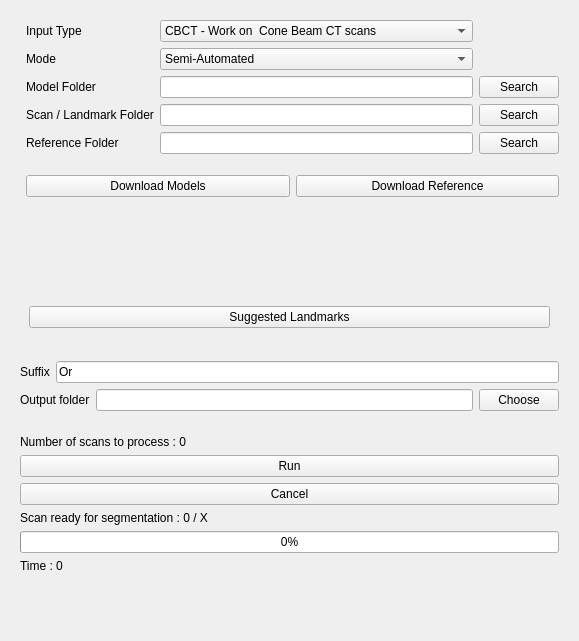
Above: ASO/Resources/UI/ASO.ui from lucanchling/ASO before the change. Below: the same form after it.
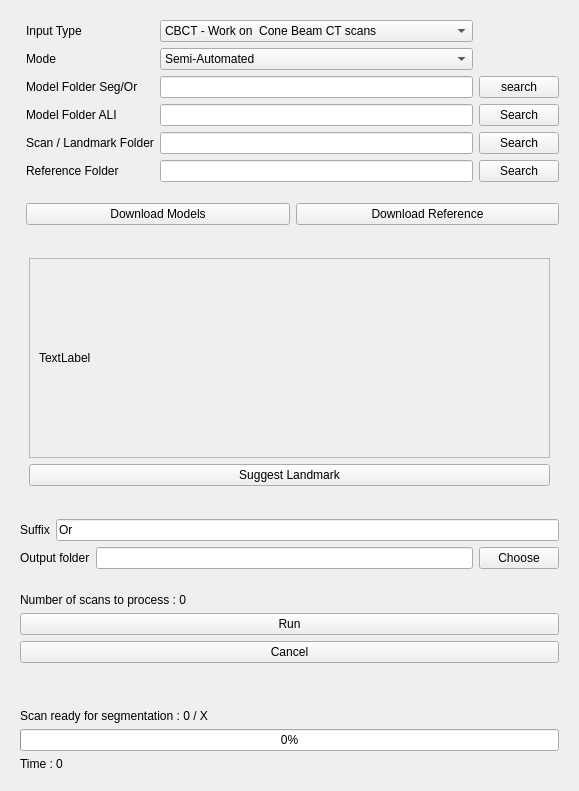
That is the form after the change. The open tabs and pages were chosen to show the change. Custom widgets are drawn as their Qt base class.

Commit message: ENH : add full IOS, progress bar for crownseg and aliios, manage error for cli

Diff of the .ui file:
```diff
--- a/ASO/Resources/UI/ASO.ui
+++ b/ASO/Resources/UI/ASO.ui
@@ -7,7 +7,7 @@
     <x>0</x>
     <y>0</y>
     <width>579</width>
-    <height>641</height>
+    <height>732</height>
    </rect>
   </property>
   <layout class="QVBoxLayout" name="verticalLayout">
@@ -37,10 +37,17 @@
               </property>
              </widget>
             </item>
+            <item>
+             <widget class="QLabel" name="label_7">
+              <property name="text">
+               <string>Model Folder Seg/Or</string>
+              </property>
+             </widget>
+            </item>
             <item>
              <widget class="QLabel" name="label_6">
               <property name="text">
-               <string>Model Folder</string>
+               <string>Model Folder ALI</string>
               </property>
              </widget>
             </item>
@@ -91,7 +98,10 @@
              </widget>
             </item>
             <item>
-             <widget class="QLineEdit" name="lineEditModelFolder"/>
+             <widget class="QLineEdit" name="lineEditModelSegOr"/>
+            </item>
+            <item>
+             <widget class="QLineEdit" name="lineEditModelAli"/>
             </item>
             <item>
              <widget class="QLineEdit" name="lineEditScanLmPath"/>
@@ -104,14 +114,21 @@
           <item>
            <layout class="QVBoxLayout" name="verticalLayout_6">
             <item>
-             <widget class="QLabel" name="label_4">
+             <widget class="QLabel" name="label_128797">
               <property name="text">
                <string/>
               </property>
              </widget>
             </item>
             <item>
-             <widget class="QPushButton" name="ButtonSearchModelFolder">
+             <widget class="QPushButton" name="ButtonSearchModelSegOr">
+              <property name="text">
+               <string>search</string>
+              </property>
+             </widget>
+            </item>
+            <item>
+             <widget class="QPushButton" name="ButtonSearchModelAli">
               <property name="text">
                <string>Search</string>
               </property>
@@ -213,18 +230,73 @@
               </item>
              </layout>
             </item>
+           </layout>
+          </item>
          </layout>
+        </widget>
+        <widget class="QWidget" name="PageSemiCBCT">
+         <layout class="QHBoxLayout" name="horizontalLayout_5">
+          <item>
+           <layout class="QVBoxLayout" name="verticalLayout_1548">
+            <item>
+             <layout class="QVBoxLayout" name="LayoutLandmarkSemiIOS">
+              <item>
+               <widget class="QScrollArea" name="scrollArea_2">
+                <property name="widgetResizable">
+                 <bool>true</bool>
+                </property>
+                <widget class="QWidget" name="scrollAreaWidgetContents_2">
+                 <property name="geometry">
+                  <rect>
+                   <x>0</x>
+                   <y>0</y>
+                   <width>537</width>
+                   <height>198</height>
+                  </rect>
+                 </property>
+                 <layout class="QVBoxLayout" name="verticalLayout_14">
+                  <item>
+                   <layout class="QGridLayout" name="LayoutSemiIOS_tooth">
+                    <item row="0" column="0">
+                     <widget class="QLabel" name="tohideSemiIOS_tooth">
+                      <property name="text">
+                       <string>TextLabel</string>
+                      </property>
+                     </widget>
+                    </item>
+                   </layout>
+                  </item>
+                 </layout>
+                </widget>
+               </widget>
+              </item>
+             </layout>
+            </item>
+            <item>
+             <widget class="QPushButton" name="ButtonSugestLmIOSSemi">
+              <property name="text">
+               <string>Suggest Landmark</string>
+              </property>
+             </widget>
+            </item>
+           </layout>
           </item>
          </layout>
         </widget>
-        <widget class="QWidget" name="PageSemiIOS">
+        <widget class="QWidget" name="PageAutoIOS">
          <layout class="QHBoxLayout" name="horizontalLayout_5">
           <item>
            <layout class="QVBoxLayout" name="verticalLayout_5">
             <item>
-             <layout class="QHBoxLayout" name="LayoutLandmarkSemiIOS">
+             <layout class="QVBoxLayout" name="LayoutLandmarkAutoIOS">
               <item>
                <widget class="QScrollArea" name="scrollArea">
+                <property name="minimumSize">
+                 <size>
+                  <width>0</width>
+                  <height>200</height>
+                 </size>
+                </property>
                 <property name="widgetResizable">
                  <bool>true</bool>
                 </property>
@@ -234,14 +306,14 @@
                    <x>0</x>
                    <y>0</y>
                    <width>537</width>
-                   <height>98</height>
+                   <height>198</height>
                   </rect>
                  </property>
                  <layout class="QVBoxLayout" name="verticalLayout_12">
                   <item>
-                   <layout class="QGridLayout" name="gridTest">
+                   <layout class="QGridLayout" name="LayoutAutoIOS_tooth">
                     <item row="0" column="0">
-                     <widget class="QLabel" name="tohideIOS">
+                     <widget class="QLabel" name="tohideAutoIOS_tooth">
                       <property name="text">
                        <string>TextLabel</string>
                       </property>
@@ -266,27 +338,6 @@
           </item>
          </layout>
         </widget>
-        <widget class="QWidget" name="PageAutoIOS">
-         <layout class="QHBoxLayout" name="horizontalLayout_5">
-          <item>
-           <layout class="QVBoxLayout" name="verticalLayout_5">
-            <item>
-             <layout class="QHBoxLayout" name="LayoutLandmarkAutoIOS">
-              <item>
-               <widget class="QLabel" name="tohideIOS">
-                <property name="text">
-                 <string/>
-                </property>
-               </widget>
-              </item>
-             </layout>
-            </item>
-            <item>
-            </item>
-           </layout>
-          </item>
-         </layout>
-        </widget>
        </widget>
       </item>
      </layout>
@@ -377,7 +428,21 @@
          </widget>
         </item>
         <item>
-         <widget class="QLabel" name="LabelProgress">
+         <widget class="QLabel" name="LabelNameExtension">
+          <property name="text">
+           <string/>
+          </property>
+         </widget>
+        </item>
+        <item>
+         <widget class="QLabel" name="LabelProgressExtension">
+          <property name="text">
+           <string/>
+          </property>
+         </widget>
+        </item>
+        <item>
+         <widget class="QLabel" name="LabelProgressPatient">
           <property name="text">
            <string>Scan ready for segmentation : 0 / X</string>
           </property>
@@ -385,6 +450,9 @@
         </item>
         <item>
          <widget class="QProgressBar" name="progressBar">
+          <property name="cursor">
+           <cursorShape>WaitCursor</cursorShape>
+          </property>
           <property name="value">
            <number>0</number>
           </property>
@@ -392,6 +460,9 @@
         </item>
         <item>
          <widget class="QLabel" name="LabelTimer">
+          <property name="cursor">
+           <cursorShape>WaitCursor</cursorShape>
+          </property>
           <property name="text">
            <string>Time : 0</string>
           </property>
```
The commit also changes 20 other files.
